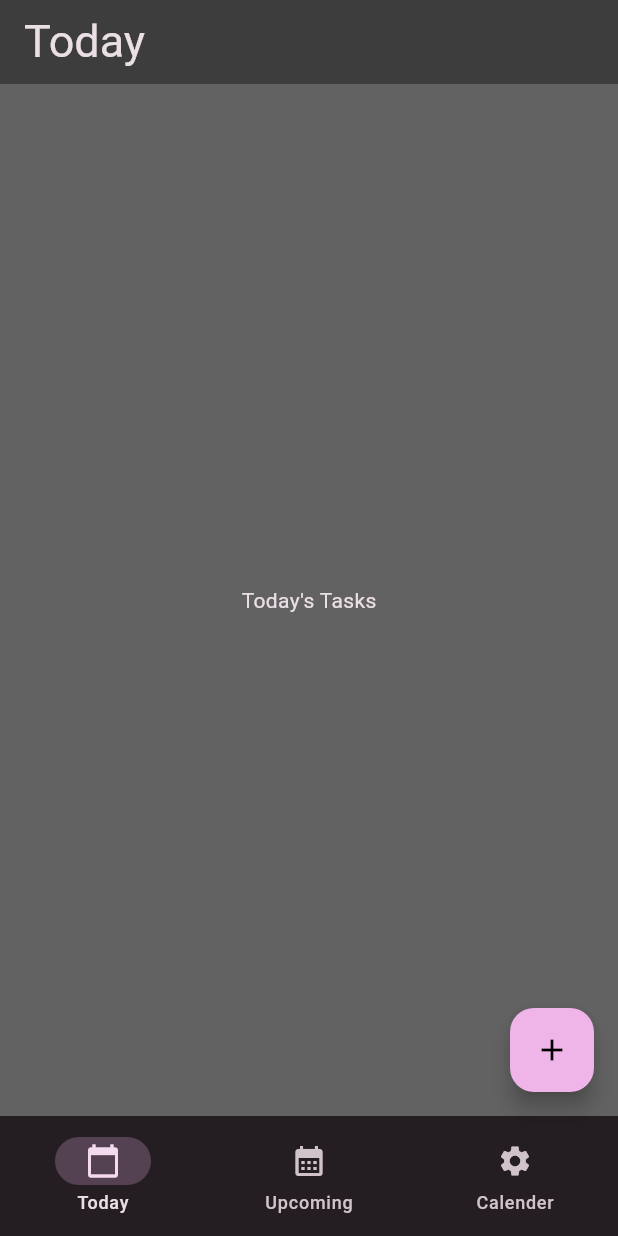
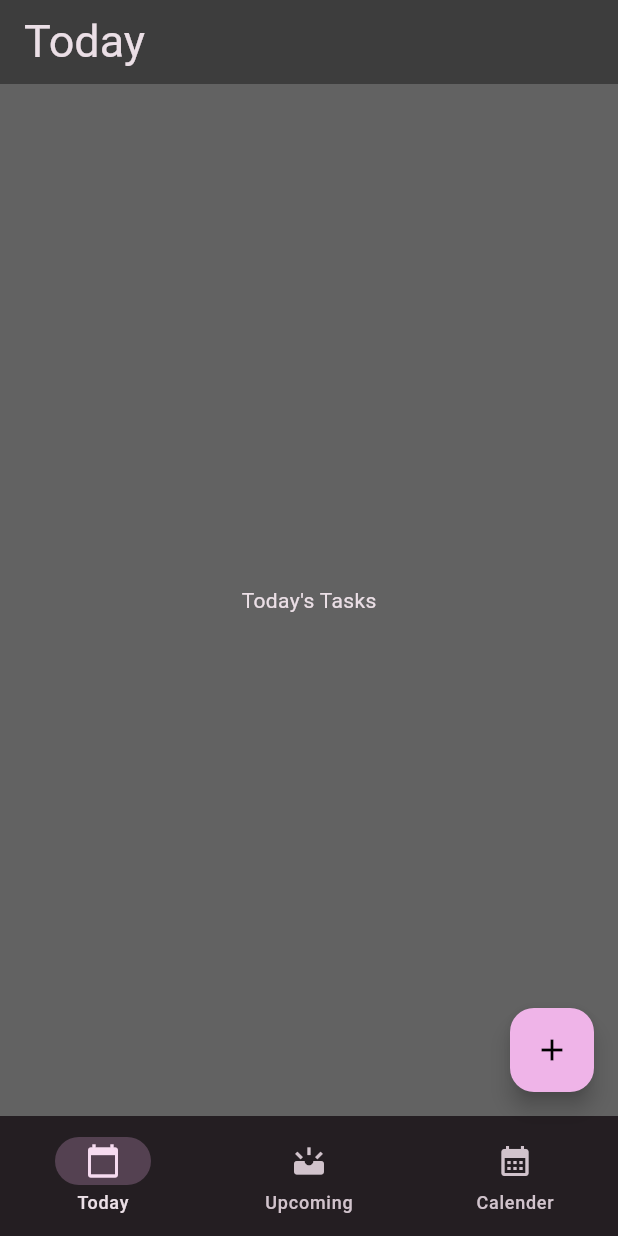
Before and after one commit to GevaX/todo_app, a Flutter app: the screen it shows after launch, on a phone screen of 412 x 824 dp. Run offline on Flutter 3.47's test engine with Material 3 defaults, Android fonts, the phone set to English and light mode, and no system bars; our stand-ins replace get, google_fonts; Roboto replaces fonts that are missing (Heebo).

Commit message:
Corrected navigation bar icons

```diff
--- a/lib/utils/nav_bar.dart
+++ b/lib/utils/nav_bar.dart
@@ -19,8 +19,8 @@ class NavBar extends StatelessWidget {
           onDestinationSelected: (index) => controller.selectedIndex.value = index,
           destinations: const [
             NavigationDestination(icon: Icon(Icons.calendar_today), label: 'Today'),
-            NavigationDestination(icon: Icon(Icons.calendar_month), label: 'Upcoming'),
-            NavigationDestination(icon: Icon(Icons.settings), label: 'Calender'),
+            NavigationDestination(icon: Icon(Icons.upcoming), label: 'Upcoming'),
+            NavigationDestination(icon: Icon(Icons.calendar_month), label: 'Calender'),
           ],
         ),
       ),
```
